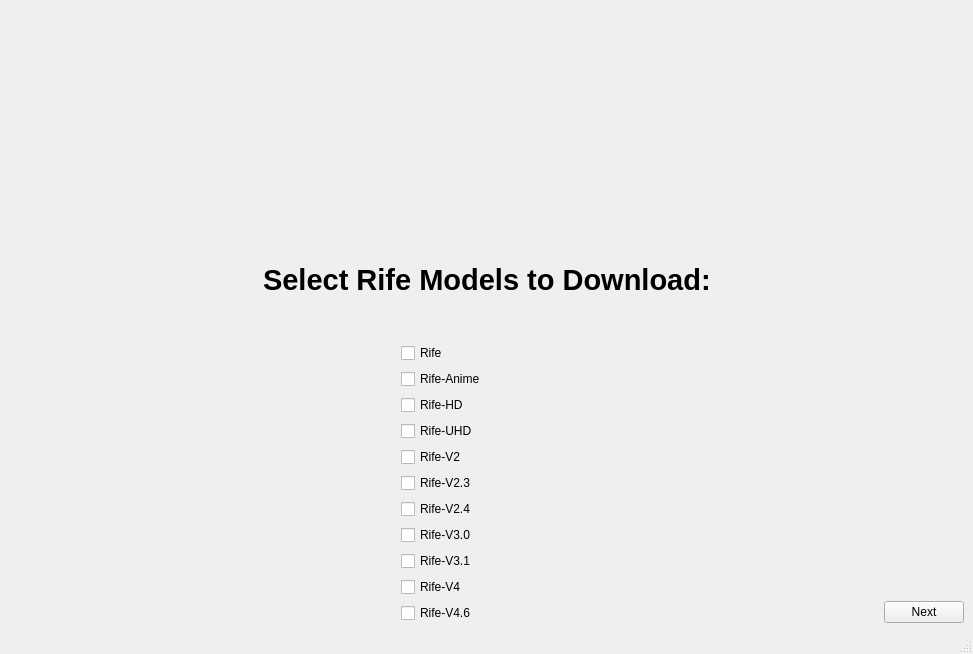
Qt form src/getModels/SelectModels.ui (TNTwise/REAL-Video-Enhancer) before a commit.
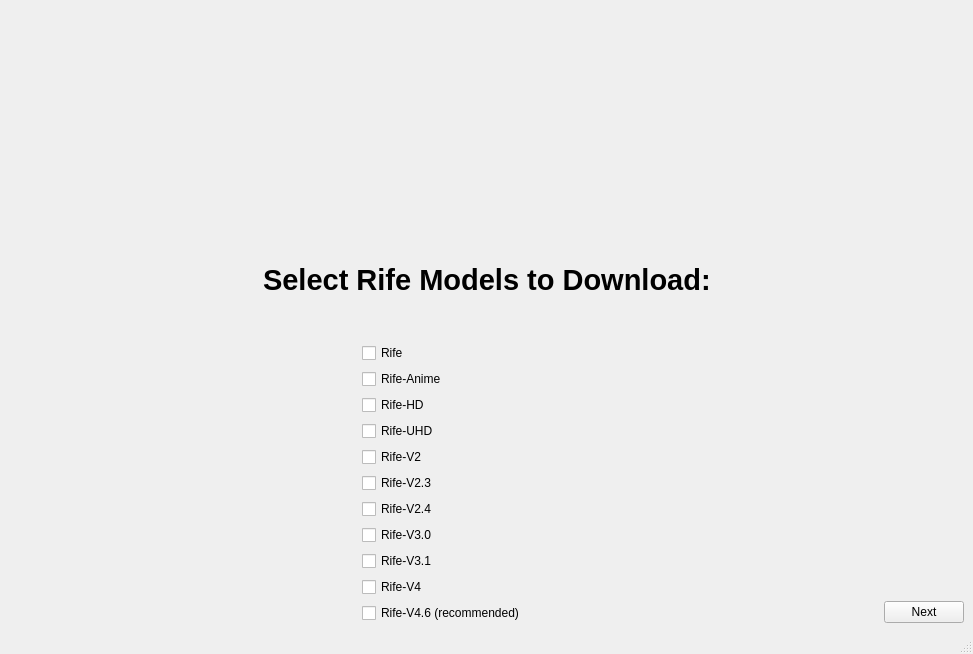
The same form after that commit.

Commit message: got preview and progressbar done for realesrgan, shoudl probably remove tab and put rife and esrgan in a singular tab, but whatever

What changed in the file:
```diff
--- a/src/getModels/SelectModels.ui
+++ b/src/getModels/SelectModels.ui
@@ -172,7 +172,7 @@
             <item>
              <widget class="QCheckBox" name="rife46">
               <property name="text">
-               <string>Rife-V4.6</string>
+               <string>Rife-V4.6 (recommended)</string>
               </property>
              </widget>
             </item>
```
The commit also changes 13 other files.
